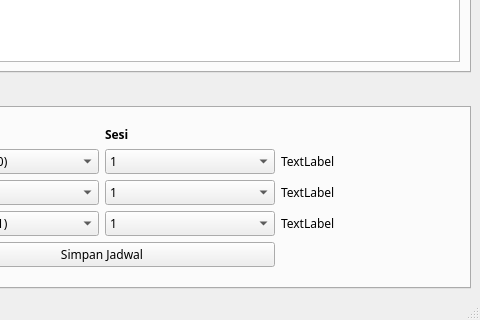
The window that Design_Trial.ui (burjoy/Proyek_PyQt5) describes before a commit, drawn with Qt 5; both pictures show x 452 to 932 and y 448 to 768 of the 932 by 768 pixel window.
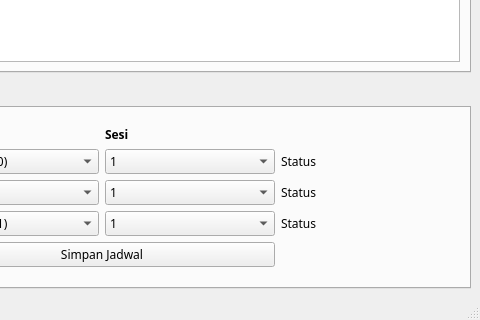
The same window after the commit. The open tabs and pages were chosen to show the change.

Commit message:
bentrok indikator working tpi masi sedikit issue
klo 1 dari modul bentrok nnti yg ga bentrok tetep ke update gw gatau benerinnya gmn wkww

The edit to the form file:
```diff
--- a/Design_Trial.ui
+++ b/Design_Trial.ui
@@ -513,14 +513,14 @@
            <item row="4" column="4">
             <widget class="QLabel" name="indModul8">
              <property name="text">
-              <string>TextLabel</string>
+              <string>Status</string>
              </property>
             </widget>
            </item>
            <item row="2" column="4">
             <widget class="QLabel" name="indModul6">
              <property name="text">
-              <string>TextLabel</string>
+              <string>Status</string>
              </property>
             </widget>
            </item>
@@ -551,7 +551,7 @@
            <item row="3" column="4">
             <widget class="QLabel" name="indModul7">
              <property name="text">
-              <string>TextLabel</string>
+              <string>Status</string>
              </property>
             </widget>
            </item>
```
Left out of the diff: 2 changed lines with no effect on the pictures. The commit also changes 1 other file.
